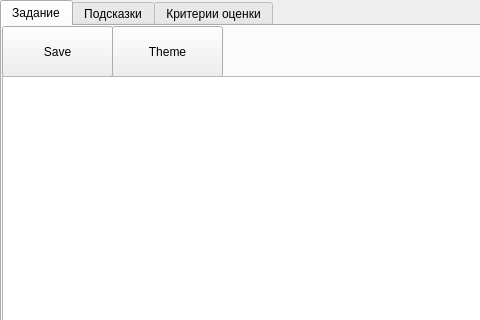
Cheshuyka/BookFoU, file UIs/ReadTask.ui: the form before one commit; both pictures show x 0 to 480 and y 0 to 320 of the 1246 by 896 pixel window.
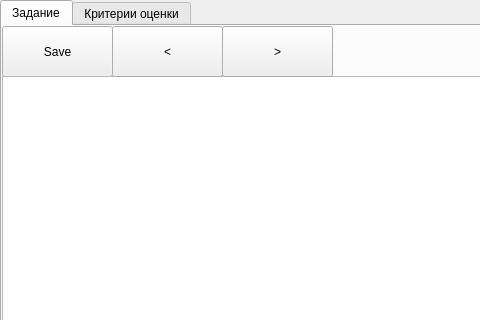
The form after the commit. The open tabs and pages were chosen to show the change.

What changed in the file:
```diff
--- a/UIs/ReadTask.ui
+++ b/UIs/ReadTask.ui
@@ -42,19 +42,6 @@
       <string>Save</string>
      </property>
     </widget>
-    <widget class="QPushButton" name="getTheme">
-     <property name="geometry">
-      <rect>
-       <x>110</x>
-       <y>0</y>
-       <width>111</width>
-       <height>51</height>
-      </rect>
-     </property>
-     <property name="text">
-      <string>Theme</string>
-     </property>
-    </widget>
     <widget class="QTextEdit" name="taskText">
      <property name="geometry">
       <rect>
@@ -68,27 +55,30 @@
       <bool>true</bool>
      </property>
     </widget>
-   </widget>
-   <widget class="QWidget" name="tab_2">
-    <attribute name="title">
-     <string>Подсказки</string>
-    </attribute>
-    <widget class="QTextBrowser" name="textBrowser">
+    <widget class="QPushButton" name="lastTheme">
      <property name="geometry">
       <rect>
-       <x>0</x>
+       <x>110</x>
        <y>0</y>
-       <width>1241</width>
-       <height>631</height>
+       <width>111</width>
+       <height>51</height>
       </rect>
      </property>
-     <property name="html">
-      <string>&lt;!DOCTYPE HTML PUBLIC &quot;-//W3C//DTD HTML 4.0//EN&quot; &quot;http://www.w3.org/TR/REC-html40/strict.dtd&quot;&gt;
-&lt;html&gt;&lt;head&gt;&lt;meta name=&quot;qrichtext&quot; content=&quot;1&quot; /&gt;&lt;style type=&quot;text/css&quot;&gt;
-p, li { white-space: pre-wrap; }
-&lt;/style&gt;&lt;/head&gt;&lt;body style=&quot; font-family:'MS Shell Dlg 2'; font-size:7.8pt; font-weight:400; font-style:normal;&quot;&gt;
-&lt;p style=&quot; margin-top:0px; margin-bottom:0px; margin-left:0px; margin-right:0px; -qt-block-indent:0; text-indent:0px;&quot;&gt;&lt;span style=&quot; font-size:14pt;&quot;&gt;Подсказки по написанию сочинения (&lt;/span&gt;&lt;span style=&quot; font-size:14pt; font-style:italic; text-decoration: underline;&quot;&gt;в соответствии с 27 заданием по русскому языку из ЕГЭ&lt;/span&gt;&lt;span style=&quot; font-size:14pt;&quot;&gt;)&lt;/span&gt;&lt;/p&gt;
-&lt;p style=&quot;-qt-paragraph-type:empty; margin-top:0px; margin-bottom:0px; margin-left:0px; margin-right:0px; -qt-block-indent:0; text-indent:0px; font-size:10pt;&quot;&gt;&lt;br /&gt;&lt;/p&gt;&lt;/body&gt;&lt;/html&gt;</string>
+     <property name="text">
+      <string>&lt;</string>
+     </property>
+    </widget>
+    <widget class="QPushButton" name="nextTheme">
+     <property name="geometry">
+      <rect>
+       <x>220</x>
+       <y>0</y>
+       <width>111</width>
+       <height>51</height>
+      </rect>
+     </property>
+     <property name="text">
+      <string>&gt;</string>
      </property>
     </widget>
    </widget>
```
Left out of the diff: 2 changed lines with no effect on the pictures.
